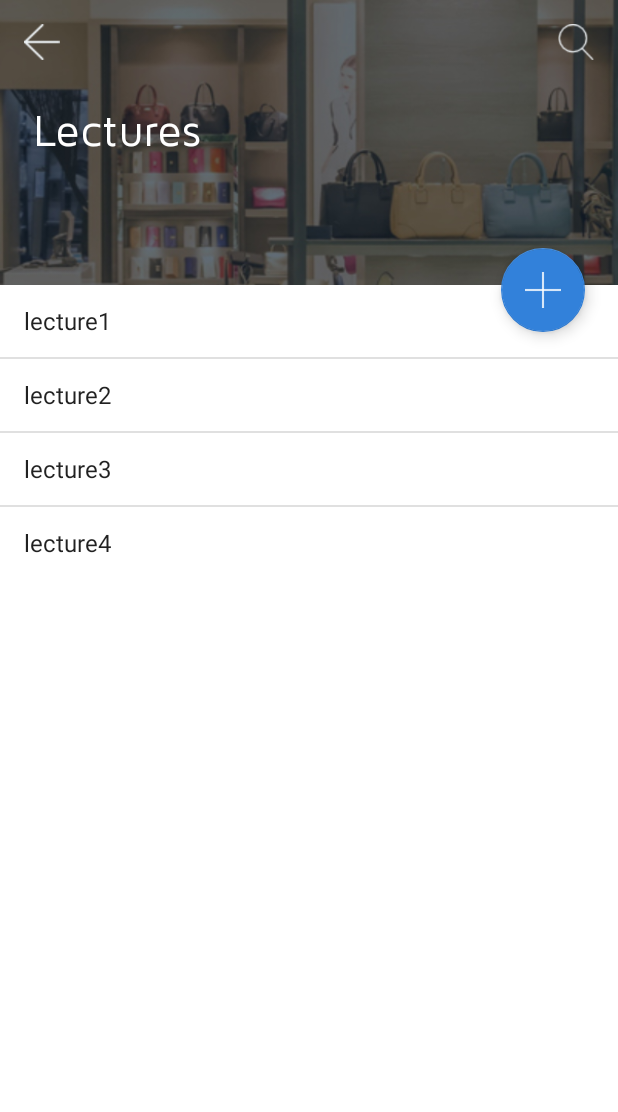
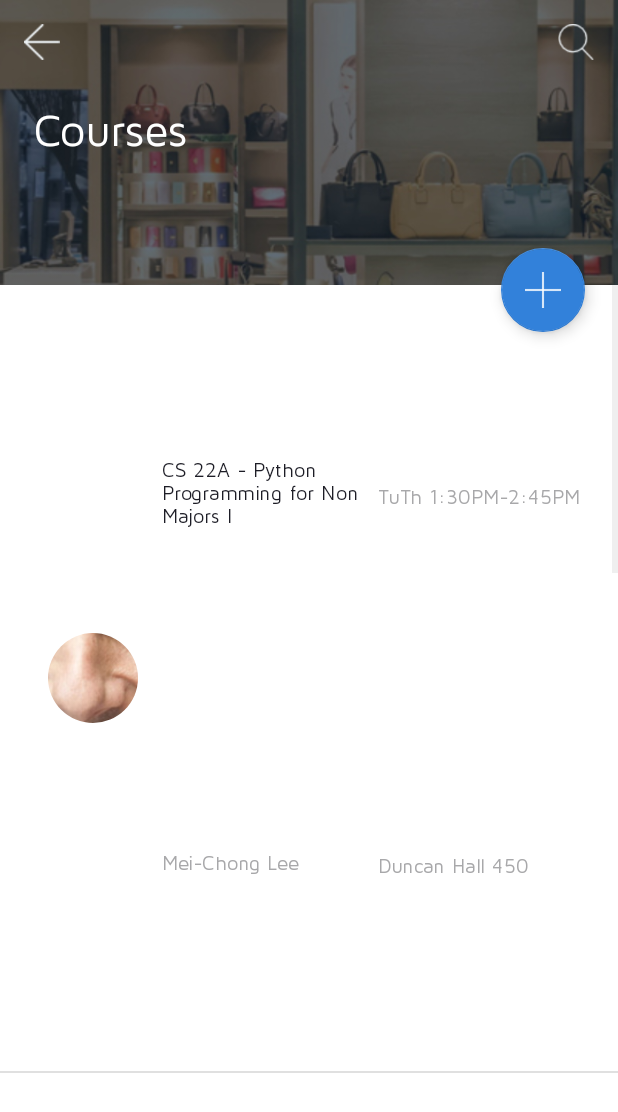
Before and after one commit to SJSU-Fall2018-CS151-6/SpartanApp, an Android app: the LectureSelector screen opened directly, with no data from a screen before it, on a phone screen of 412 x 824 dp. Shown: the top 1112 px of the screen. Run offline under Robolectric (Android 15) with nearby library versions, the phone set to English and light mode, and no system bars; plain views replace CircularImageView.

Commit message:
couses update

```diff
--- /dev/null
+++ b/SpartanApp/BronzeApp/app/src/main/java/com/wolfsoft/one/bronzeapp/calendar/AvailableCourses.java
@@ -0,0 +1,50 @@
+package com.wolfsoft.one.bronzeapp.calendar;
+
+import android.content.Context;
+import android.graphics.drawable.Drawable;
+
+import com.wolfsoft.one.bronzeapp.R;
+
+import java.util.ArrayList;
+
+public class AvailableCourses {
+    private ArrayList<Lecture> lectures = new ArrayList<>();
+
+    public AvailableCourses(Context context) {
+        Drawable myIcon = context.getResources().getDrawable(R.drawable.tomcruise);
+
+        Lecture lecture1 = new Lecture("CS 22A - Python Programming for Non Majors I ",
+                "TuTh 1:30PM-2:45PM",
+                "Duncan Hall 450",
+                "Mei-Chong Lee", myIcon);
+        Lecture lecture2 = new Lecture("CS 23A - Python Programming for Non Majors I ",
+                "TuTh 1:30PM-2:45PM",
+                "Duncan Hall 450",
+                "Mei-Chong Lee", myIcon);
+        Lecture lecture3 = new Lecture("CS 24A - Python Programming for Non Majors I ",
+                "TuTh 1:30PM-2:45PM",
+                "Duncan Hall 450",
+                "Mei-Chong Lee", myIcon);
+        Lecture lecture4 = new Lecture("CS 25A - Python Programming for Non Majors I ",
+                "TuTh 1:30PM-2:45PM",
+                "Duncan Hall 450",
+                "Mei-Chong Lee", myIcon);
+
+        lectures.add(lecture1);
+        lectures.add(lecture2);
+        lectures.add(lecture3);
+        lectures.add(lecture4);
+    }
+
+    public Lecture getIndexOf(Integer index){
+        if(lectures.size() > index){
+            return lectures.get(index);
+        }
+        return new Lecture(index);
+    }
+
+    public ArrayList<Lecture> getLectures(){
+        return lectures;
+    }
+
+}
--- a/SpartanApp/BronzeApp/app/src/main/java/com/wolfsoft/one/bronzeapp/calendar/Lecture.java
+++ b/SpartanApp/BronzeApp/app/src/main/java/com/wolfsoft/one/bronzeapp/calendar/Lecture.java
@@ -1,11 +1,69 @@
 package com.wolfsoft.one.bronzeapp.calendar;
 
+import android.graphics.Canvas;
+import android.graphics.ColorFilter;
+import android.graphics.PixelFormat;
 import android.graphics.drawable.Drawable;
+import android.support.annotation.NonNull;
+import android.support.annotation.Nullable;
 
 import com.wolfsoft.one.bronzeapp.R;
 
+
 public class Lecture {
-    String name = "";
-    String time = "";
+    String name;
+    String time;
+    String room;
+    String teacherName;
     Drawable image;
+
+    public Lecture(String name, String time, String room, String teacherName, Drawable image) {
+        this.name = name;
+        this.time = time;
+        this.room = room;
+        this.teacherName = teacherName;
+        this.image = image;
+    }
+
+    public Lecture(Integer i) {
+        this.name = "lecture"+Integer.toString(i);
+        this.time = "some time";
+        this.room = "some room";
+        this.teacherName = "some teacher";
+        this.image = new Drawable() {
+            @Override
+            public void draw(@NonNull Canvas canvas) { }
+
+            @Override
+            public void setAlpha(int i) { }
+
+            @Override
+            public void setColorFilter(@Nullable ColorFilter colorFilter) { }
+
+            @Override
+            public int getOpacity() {
+                return PixelFormat.TRANSLUCENT;
+            }
+        };
+    }
+
+    public String getName() {
+        return name;
+    }
+
+    public String getTime() {
+        return time;
+    }
+
+    public String getRoom() {
+        return room;
+    }
+
+    public String getTeacherName() {
+        return teacherName;
+    }
+
+    public Drawable getImage() {
+        return image;
+    }
 }
--- a/SpartanApp/BronzeApp/app/src/main/java/com/wolfsoft/one/bronzeapp/calendar/LectureSelector.java
+++ b/SpartanApp/BronzeApp/app/src/main/java/com/wolfsoft/one/bronzeapp/calendar/LectureSelector.java
@@ -25,13 +25,11 @@ public class LectureSelector extends AppCompatActivity {
 
         ListView listView = (ListView) findViewById(R.id.listAvailableLectures);
 
-        final ArrayList<String> list = new ArrayList<>();
-        list.add("lecture1");
-        list.add("lecture2");
-        list.add("lecture3");
-        list.add("lecture4");
+        AvailableCourses courses = new AvailableCourses(this);
 
-        ArrayAdapter<String> adapter = new ArrayAdapter<>(this, android.R.layout.simple_list_item_1, list);
+        final ArrayList<Lecture> list = courses.getLectures();
+
+        ScheduleListAdapter adapter = new ScheduleListAdapter(list,this);
 
         listView.setAdapter(adapter);
 
@@ -41,7 +39,7 @@ public class LectureSelector extends AppCompatActivity {
 
                 Intent resultIntent = new Intent();
 
-                resultIntent.putExtra("lecture",  list.get(i));
+                resultIntent.putExtra("lectureIndex", Integer.toString(i));
                 setResult(i, resultIntent);
                 finish();
             }
--- a/SpartanApp/BronzeApp/app/src/main/java/com/wolfsoft/one/bronzeapp/calendar/ScheduleListAdapter.java
+++ b/SpartanApp/BronzeApp/app/src/main/java/com/wolfsoft/one/bronzeapp/calendar/ScheduleListAdapter.java
@@ -26,6 +26,9 @@ public class ScheduleListAdapter extends ArrayAdapter<Lecture> implements View.O
         private static class ViewHolder {
             TextView textViewName;
             TextView textViewTime;
+            TextView textViewRoom;
+            TextView textViewTeacher;
+
             ImageView imageView;
         }
 
@@ -52,9 +55,6 @@ public class ScheduleListAdapter extends ArrayAdapter<Lecture> implements View.O
             // Check if an existing view is being reused, otherwise inflate the view
             ViewHolder viewHolder = new ViewHolder();; // view lookup cache stored in tag
 
-
-            Drawable myIcon = getContext().getResources().getDrawable(R.drawable.tomcruise);
-
             if (convertView == null) {
                 LayoutInflater inflater = LayoutInflater.from(getContext());
                 convertView = inflater.inflate(R.layout.schedule_item, parent, false);
@@ -63,14 +63,18 @@ public class ScheduleListAdapter extends ArrayAdapter<Lecture> implements View.O
 
             viewHolder.textViewName = (TextView) convertView.findViewById(R.id.lectureName);
             viewHolder.textViewTime = (TextView) convertView.findViewById(R.id.lectureTime);
+            viewHolder.textViewRoom = (TextView) convertView.findViewById(R.id.lectureRoom);
+            viewHolder.textViewTeacher = (TextView) convertView.findViewById(R.id.lectureTeacher);
             viewHolder.imageView = (ImageView) convertView.findViewById(R.id.lectureImage);
 
             convertView.setTag(viewHolder);
 
-            Log.e("adapter", lecture.name);
-            viewHolder.textViewName.setText(lecture.name);
-            viewHolder.textViewTime.setText("heute");
-            viewHolder.imageView.setImageDrawable(myIcon);
+            Log.e("adapter", lecture.getName());
+            viewHolder.textViewName.setText(lecture.getName());
+            viewHolder.textViewTime.setText(lecture.getTime());
+            viewHolder.textViewRoom.setText(lecture.getRoom());
+            viewHolder.textViewTeacher.setText(lecture.getTeacherName());
+            viewHolder.imageView.setImageDrawable(lecture.getImage());
 
             return convertView;
         }
--- a/SpartanApp/BronzeApp/app/src/main/res/layout/activity_horizontal_calender.xml
+++ b/SpartanApp/BronzeApp/app/src/main/res/layout/activity_horizontal_calender.xml
@@ -78,11 +78,11 @@
 
 
             <customfonts.MyTextView
+                android:id="@+id/userName"
                 android:layout_width="wrap_content"
                 android:layout_height="wrap_content"
                 android:textSize="22dp"
                 android:textColor="@color/white"
-                android:text="Firstname Lastname"
                 android:layout_gravity="center"
                 android:layout_marginTop="16dp"
 
--- a/SpartanApp/BronzeApp/app/src/main/res/layout/activity_lecture_selector.xml
+++ b/SpartanApp/BronzeApp/app/src/main/res/layout/activity_lecture_selector.xml
@@ -75,7 +75,7 @@
             <customfonts.MyTextView
                 android:layout_width="match_parent"
                 android:layout_height="wrap_content"
-                android:text="Lectures"
+                android:text="Courses"
                 android:textColor="@color/white"
                 android:textSize="30dp"
                 android:layout_marginTop="12dp"
--- a/SpartanApp/BronzeApp/app/src/main/res/layout/schedule_item.xml
+++ b/SpartanApp/BronzeApp/app/src/main/res/layout/schedule_item.xml
@@ -1,61 +1,81 @@
 <?xml version="1.0" encoding="utf-8"?>
 <LinearLayout xmlns:android="http://schemas.android.com/apk/res/android"
     android:layout_width="match_parent"
-    android:layout_height="match_parent"
+    android:layout_height="wrap_content"
     android:orientation="vertical">
 
-    <LinearLayout
+    <GridLayout
         android:layout_width="match_parent"
-        android:layout_height="1dp"
-        android:background="@color/listlayoutDivider"></LinearLayout>
-    <LinearLayout
-        android:layout_width="match_parent"
-        android:layout_height="wrap_content"
-        android:orientation="horizontal"
-        android:layout_gravity="top"
-        android:gravity="center"
-        android:padding="12dp">
-
+        android:layout_height="0dp"
+        android:layout_weight="1"
+        android:columnCount="3"
+        android:rowCount="2"
+        android:alignmentMode="alignMargins"
+        android:columnOrderPreserved="false"
+        android:layout_margin="16dp">
 
         <com.github.siyamed.shapeimageview.CircularImageView
             android:id="@+id/lectureImage"
-            android:layout_width="45dp"
-            android:layout_height="45dp"
+            android:layout_width="60dp"
+            android:layout_height="460dp"
             android:src="@drawable/tomcruise"
-            android:layout_gravity="center"
-            android:gravity="center"
-            android:scaleType="centerCrop"
+            android:layout_margin="16dp"
+            android:layout_rowSpan="2"
             />
-
-
-        <LinearLayout
-            android:layout_width="match_parent"
-            android:layout_height="wrap_content"
-            android:orientation="vertical"
-            android:layout_marginLeft="8dp">
 
         <customfonts.MyTextView
             android:id="@+id/lectureName"
-                android:layout_width="match_parent"
-                android:layout_height="wrap_content"
+            android:layout_width="0dp"
+            android:layout_height="0dp"
             android:textSize="13dp"
             android:textColor="@color/FormTextColor"
             android:text="Call with Ryan"
+            android:layout_columnWeight="1"
+            android:layout_rowWeight="1"
+            android:gravity="center|left"
             />
 
         <customfonts.MyTextView
             android:id="@+id/lectureTime"
-                android:layout_width="match_parent"
-                android:layout_height="wrap_content"
+            android:layout_width="0dp"
+            android:layout_height="0dp"
+            android:textSize="13dp"
+            android:textColor="@color/lightTextColor"
+            android:text="time"
+            android:layout_marginTop="4dp"
+            android:layout_columnWeight="1"
+            android:layout_rowWeight="1"
+            android:gravity="center|left"
+            />
+
+
+
+        <customfonts.MyTextView
+            android:id="@+id/lectureTeacher"
+            android:layout_width="0dp"
+            android:layout_height="0dp"
+            android:textSize="13dp"
+            android:textColor="@color/lightTextColor"
+            android:text="Call with Ryan"
+            android:layout_columnWeight="1"
+            android:layout_rowWeight="1"
+            android:gravity="center|left"
+            />
+
+        <customfonts.MyTextView
+            android:id="@+id/lectureRoom"
+            android:layout_width="0dp"
+            android:layout_height="0dp"
             android:textSize="13dp"
             android:textColor="@color/lightTextColor"
             android:text="2 Pm"
             android:layout_marginTop="4dp"
+            android:layout_columnWeight="1"
+            android:layout_rowWeight="1"
+            android:gravity="center|left"
             />
 
 
-        </LinearLayout>
+    </GridLayout>
 
 </LinearLayout>
-
-</LinearLayout>
```
Also changed, not shown: SpartanApp/BronzeApp/app/src/main/java/com/wolfsoft/one/bronzeapp/calendar/HorizontalCalendarActivity.java (+9 -4 lines), SpartanApp/BronzeApp/app/src/main/java/com/wolfsoft/one/bronzeapp/database/DBHandler.java (+30 -10 lines), SpartanApp/BronzeApp/app/src/main/java/com/wolfsoft/one/bronzeapp/login/Credentials.java (added, +57 -0 lines). Lines whose indentation alone changed are shown as unchanged.
